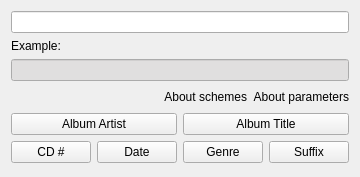
The window that dialogs/simplepatternwizardwidgetUI.ui (marco-mania/audex-old) describes before a commit, drawn with Qt 5.
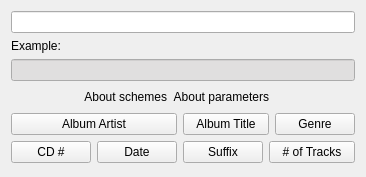
The same window after the commit. Custom widgets are drawn as their Qt base class.

Patch:
```diff
--- a/dialogs/simplepatternwizardwidgetUI.ui
+++ b/dialogs/simplepatternwizardwidgetUI.ui
@@ -6,12 +6,12 @@
    <rect>
     <x>0</x>
     <y>0</y>
-    <width>287</width>
+    <width>323</width>
     <height>177</height>
    </rect>
   </property>
   <layout class="QGridLayout" name="gridLayout">
-   <item row="0" column="0" colspan="4">
+   <item row="0" column="0" colspan="5">
     <widget class="KLineEdit" name="klineedit_pattern"/>
    </item>
    <item row="1" column="0">
@@ -30,7 +30,7 @@
      </property>
     </widget>
    </item>
-   <item row="2" column="0" colspan="4">
+   <item row="2" column="0" colspan="5">
     <widget class="KLineEdit" name="klineedit_example">
      <property name="enabled">
       <bool>true</bool>
@@ -50,9 +50,9 @@
         <colorrole role="Highlight">
          <brush brushstyle="SolidPattern">
           <color alpha="255">
-           <red>124</red>
-           <green>130</green>
-           <blue>119</blue>
+           <red>65</red>
+           <green>139</green>
+           <blue>212</blue>
           </color>
          </brush>
         </colorrole>
@@ -79,9 +79,9 @@
         <colorrole role="Highlight">
          <brush brushstyle="SolidPattern">
           <color alpha="255">
-           <red>124</red>
-           <green>130</green>
-           <blue>119</blue>
+           <red>65</red>
+           <green>139</green>
+           <blue>212</blue>
           </color>
          </brush>
         </colorrole>
@@ -108,9 +108,9 @@
         <colorrole role="Highlight">
          <brush brushstyle="SolidPattern">
           <color alpha="255">
-           <red>124</red>
-           <green>130</green>
-           <blue>119</blue>
+           <red>65</red>
+           <green>139</green>
+           <blue>212</blue>
           </color>
          </brush>
         </colorrole>
@@ -212,6 +212,16 @@
      </property>
     </widget>
    </item>
+   <item row="4" column="4">
+    <widget class="KPushButton" name="kpushbutton_genre">
+     <property name="toolTip">
+      <string/>
+     </property>
+     <property name="text">
+      <string>Genre</string>
+     </property>
+    </widget>
+   </item>
    <item row="5" column="0">
     <widget class="KPushButton" name="kpushbutton_cdno">
      <property name="toolTip">
@@ -233,23 +243,20 @@
     </widget>
    </item>
    <item row="5" column="2">
-    <widget class="KPushButton" name="kpushbutton_genre">
-     <property name="toolTip">
-      <string/>
-     </property>
-     <property name="text">
-      <string>Genre</string>
-     </property>
-    </widget>
-   </item>
-   <item row="5" column="3">
     <widget class="KPushButton" name="kpushbutton_suffix">
      <property name="text">
       <string>Suffix</string>
      </property>
     </widget>
    </item>
-   <item row="6" column="2">
+   <item row="5" column="3" colspan="2">
+    <widget class="KPushButton" name="kpushbutton_nooftracks">
+     <property name="text">
+      <string># of Tracks</string>
+     </property>
+    </widget>
+   </item>
+   <item row="6" column="1">
     <spacer name="verticalSpacer">
      <property name="orientation">
       <enum>Qt::Vertical</enum>
```
